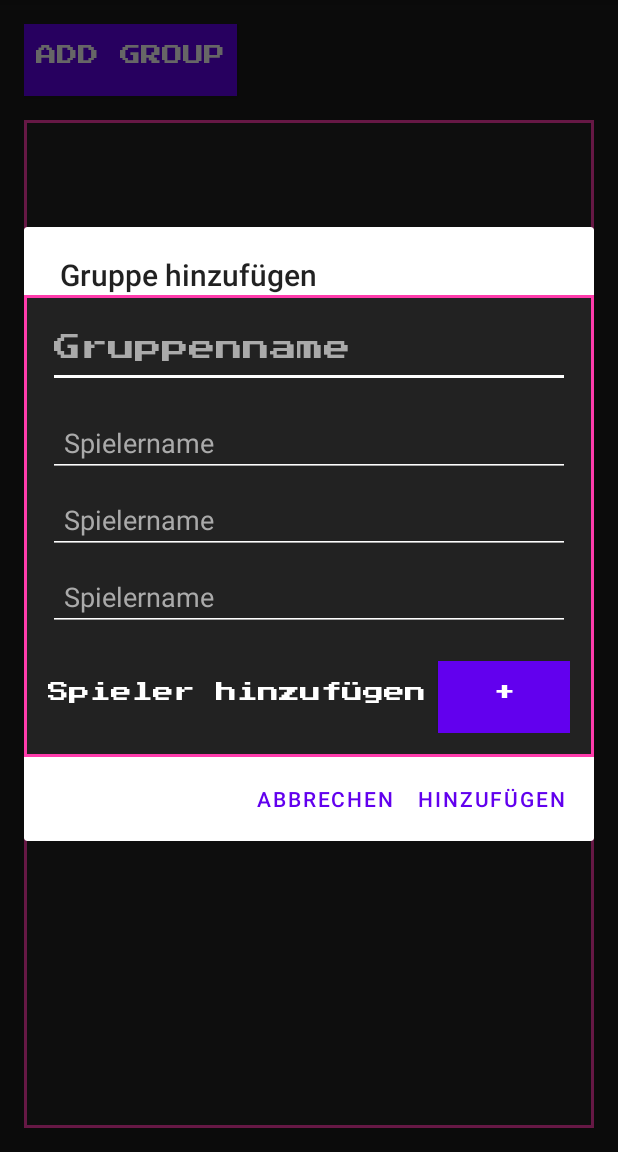
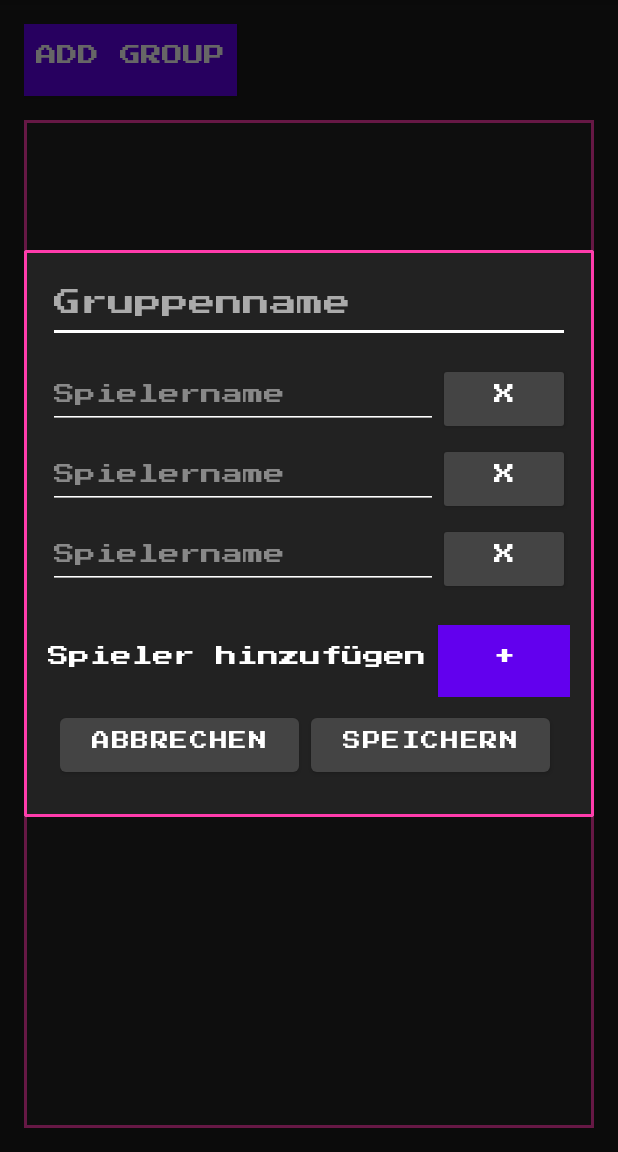
Before and after one commit to icedpotat/Impostata, an Android app: the GroupActivity screen opened directly, with no data from a screen before it, after a tap on "ADD GROUP", on a phone screen of 412 x 824 dp, the part 84-1236 px from its top. Run offline under Robolectric (Android 15) with nearby library versions, the phone set to English and light mode, and no system bars; our stand-ins replace Room's generated code; libraries missing offline, so code that uses them is left out: androidx.room.util.

Commit message:
Updated Group adding

```diff
--- a/app/build.gradle.kts
+++ b/app/build.gradle.kts
@@ -43,6 +43,7 @@ dependencies {
     implementation(libs.firebase.crashlytics.buildtools)
     implementation("com.google.code.gson:gson:2.11.0")
     implementation(libs.androidx.ui.test.android)
+    implementation(libs.androidx.room.runtime.android)
     testImplementation(libs.junit)
     androidTestImplementation(libs.androidx.junit)
     androidTestImplementation(libs.androidx.espresso.core)
--- a/app/src/main/java/ch/spitalstsag/impostata/GroupActivity.kt
+++ b/app/src/main/java/ch/spitalstsag/impostata/GroupActivity.kt
@@ -3,20 +3,30 @@ package ch.spitalstsag.impostata
 
 import android.content.Context
 import android.content.Intent
+import android.content.res.ColorStateList
+import android.graphics.Color
 import android.os.Bundle
+import android.text.InputType
+import android.view.ContextThemeWrapper
+import android.view.Gravity
 import android.widget.Button
 import android.widget.EditText
-import android.widget.ImageButton
 import android.widget.LinearLayout
 import android.widget.TextView
+import android.widget.Toast
 import androidx.appcompat.app.AlertDialog
 import androidx.appcompat.app.AppCompatActivity
+import androidx.core.content.ContextCompat
 import ch.spitalstsag.impostata.model.Group
 import androidx.core.graphics.toColorInt
 import ch.spitalstsag.impostata.model.Player
 import com.google.gson.Gson
 import androidx.core.content.edit
+import androidx.core.content.res.ResourcesCompat
 import androidx.core.view.children
+import androidx.room.util.copy
+import android.util.Log
+
 
 class GroupActivity : AppCompatActivity() {
 
@@ -32,8 +42,10 @@ class GroupActivity : AppCompatActivity() {
         val container = findViewById<LinearLayout>(R.id.groupListContainer)
         displayGroups(container)
 
-        val addButton = findViewById<Button>(R.id.addGroupButton)
-        addButton.setOnClickListener { showAddGroupDialog() }
+        val addGroupButton = findViewById<Button>(R.id.addGroupButton)
+        addGroupButton.setOnClickListener { showAddGroupDialog()
+        Log.d("AddGroupButton","Clicked")
+        }
 
     }
 
@@ -68,20 +80,51 @@ class GroupActivity : AppCompatActivity() {
 
         // Add first 3 input fields by default
         repeat(3) { addPlayerInput(playerContainer) }
+        Log.d("PlayerContainer","Populated")
 
         addPlayerButton.setOnClickListener {
+            if (playerContainer.childCount < 20) {
                 addPlayerInput(playerContainer)
             }
+        }
+        val dialog = AlertDialog.Builder(this)
+            .setView(dialogView)
+            .create()
 
-        AlertDialog.Builder(this)
-            .setTitle("Gruppe hinzufügen")
-            .setView(dialogView)
-            .setPositiveButton("Hinzufügen") { _, _ ->
+        val addButton = dialogView.findViewById<Button>(R.id.btnAdd)
+        val cancelButton = dialogView.findViewById<Button>(R.id.btnCancel)
+
+        val layoutParams = LinearLayout.LayoutParams(0, LinearLayout.LayoutParams.WRAP_CONTENT, 1f).apply {
+            marginEnd = 8
+        }
+
+        addButton.layoutParams = layoutParams
+        cancelButton.layoutParams = LinearLayout.LayoutParams(0, LinearLayout.LayoutParams.WRAP_CONTENT, 1f)
+
+        addButton.setPadding(0, 8, 0, 8)
+        cancelButton.setPadding(0, 8, 0, 8)
+
+        listOf(addButton, cancelButton).forEach { btn ->
+            btn.setTextColor(ContextCompat.getColor(this, R.color.pixel_text))
+            btn.backgroundTintList = ColorStateList.valueOf("#444444".toColorInt())
+            btn.typeface = ResourcesCompat.getFont(this, R.font.pixel_font)
+            btn.textSize = 12f
+            btn.ellipsize = null
+            btn.maxLines = 1
+        }
+
+        // Add group logic
+        addButton.setOnClickListener {
             val groupName = nameInput.text.toString().trim()
-
             val playerNames = playerContainer.children
-                    .filterIsInstance<EditText>()
-                    .map { it.text.toString().trim() }
+                .mapNotNull { row ->
+                    (row as? LinearLayout)?.children
+                        ?.filterIsInstance<EditText>()
+                        ?.firstOrNull()
+                        ?.text
+                        ?.toString()
+                        ?.trim()
+                }
                 .filter { it.isNotEmpty() }
 
             if (groupName.isNotEmpty() && !playerNames.none()) {
@@ -91,31 +134,63 @@ class GroupActivity : AppCompatActivity() {
                     players = playerNames.map { Player(it) }.toMutableList()
                 )
                 groups.add(newGroup)
+                Log.d("New Group",newGroup.toString())
                 saveGroups(this, groups)
                 displayGroups(findViewById(R.id.groupListContainer))
             }
+            dialog.dismiss()
         }
-            .setNegativeButton("Abbrechen", null)
-            .show()
+
+        cancelButton.setOnClickListener {
+            dialog.dismiss()
+        }
+
+        dialog.show()
     }
 
     private fun addPlayerInput(container: LinearLayout) {
-        val input = EditText(this).apply {
-            hint = "Spielername"
-            inputType = android.text.InputType.TYPE_CLASS_TEXT
-            setTextColor(getColor(R.color.pixel_text))
-            setHintTextColor(getColor(android.R.color.darker_gray))
-            backgroundTintList = android.content.res.ColorStateList.valueOf(getColor(R.color.pixel_text))
-            setPadding(16, 16, 16, 16)
+        val row = LinearLayout(this).apply {
+            orientation = LinearLayout.HORIZONTAL
             layoutParams = LinearLayout.LayoutParams(
                 LinearLayout.LayoutParams.MATCH_PARENT,
                 LinearLayout.LayoutParams.WRAP_CONTENT
-            ).apply {
-                topMargin = 8
+            ).apply { topMargin = 8 }
+        }
+
+        val input = EditText(this).apply {
+            hint = "Spielername"
+            inputType = InputType.TYPE_CLASS_TEXT
+            setTextColor(ContextCompat.getColor(context, R.color.pixel_text))
+            setHintTextColor(Color.GRAY)
+            backgroundTintList = ColorStateList.valueOf(ContextCompat.getColor(context, R.color.pixel_text))
+            typeface = ResourcesCompat.getFont(context, R.font.pixel_font)
+            textSize = 14f
+            layoutParams = LinearLayout.LayoutParams(LinearLayout.LayoutParams.MATCH_PARENT, LinearLayout.LayoutParams.WRAP_CONTENT, 1f)
+
+        }
+
+        val deleteBtn = Button(this, null, 0, R.style.PixelXButton)
+
+        deleteBtn.text = "x"
+        deleteBtn.setTextColor(ContextCompat.getColor(this, R.color.pixel_text))
+        deleteBtn.backgroundTintList = ColorStateList.valueOf("#444444".toColorInt())
+        deleteBtn.typeface = ResourcesCompat.getFont(this, R.font.pixel_font)
+        deleteBtn.textSize = 14f
+        deleteBtn.setOnClickListener {
+                if (container.childCount > 3) {
+                    container.removeView(row)
+                } else {
+                    Toast.makeText(this, "Mindestens 3 Spieler benötigt", Toast.LENGTH_SHORT).show()
                 }
             }
-        container.addView(input)
+
+
+        row.addView(input)
+        row.addView(deleteBtn)
+        container.addView(row)
+
     }
+
 
     private fun getRandomColorHex(): String {
         val colors = listOf("#F44336", "#2196F3", "#4CAF50", "#FF9800", "#9C27B0", "#00BCD4", "#FF5722")
@@ -148,7 +223,7 @@ class GroupActivity : AppCompatActivity() {
         groupNameInput.setText(group.name)
         playersInput.setText(group.players.joinToString(", ") { it.name })
 
-        val dialog = androidx.appcompat.app.AlertDialog.Builder(this)
+        val dialog = AlertDialog.Builder(this)
             .setTitle("Edit Group")
             .setView(dialogView)
             .setPositiveButton("Save") { _, _ ->
--- a/app/src/main/res/layout/dialog_add_group.xml
+++ b/app/src/main/res/layout/dialog_add_group.xml
@@ -6,11 +6,15 @@
     android:background="@drawable/pixel_panel"
     android:padding="16dp">
 
+
+
     <EditText
         android:id="@+id/editGroupName"
         android:layout_width="match_parent"
         android:layout_height="wrap_content"
+        android:autofillHints=""
         android:hint="Gruppenname"
+        android:inputType="text"
         android:textColor="@color/pixel_text"
         android:textColorHint="#AAAAAA"
         android:backgroundTint="@color/pixel_text"
@@ -48,5 +52,6 @@
             android:text="+"
             style="@style/PixelButton" />
     </LinearLayout>
+    <include layout="@layout/dialog_buttons_horizontal" />
 
 </LinearLayout>
--- /dev/null
+++ b/app/src/main/res/layout/dialog_buttons_horizontal.xml
@@ -0,0 +1,26 @@
+<LinearLayout xmlns:android="http://schemas.android.com/apk/res/android"
+    android:id="@+id/dialogButtonLayout"
+    android:layout_width="match_parent"
+    android:layout_height="wrap_content"
+    android:orientation="horizontal"
+    android:padding="8dp"
+    android:gravity="end">
+
+    <Button
+        android:id="@+id/btnCancel"
+        android:layout_width="0dp"
+        android:layout_height="wrap_content"
+        android:layout_weight="1"
+        android:text="Abbrechen" />
+
+    <Space
+        android:layout_width="8dp"
+        android:layout_height="wrap_content" />
+
+    <Button
+        android:id="@+id/btnAdd"
+        android:layout_width="0dp"
+        android:layout_height="wrap_content"
+        android:layout_weight="1"
+        android:text="Speichern" />
+</LinearLayout>
--- a/app/src/main/res/values/styles.xml
+++ b/app/src/main/res/values/styles.xml
@@ -6,4 +6,27 @@
         <item name="android:textSize">14sp</item>
         <item name="android:padding">8dp</item>
     </style>
+
+    <style name="PixelXButton" parent="Widget.AppCompat.Button">
+        <item name="android:layout_width">40dp</item>
+        <item name="android:layout_height">40dp</item>
+        <item name="android:text">×</item>
+        <item name="android:textColor">#AAAAAA</item>
+        <item name="android:fontFamily">@font/pixel_font</item>
+        <item name="android:backgroundTint">#444444</item>
+        <item name="android:textSize">14sp</item>
+    </style>
+
+    <style name="PixelDialogTheme" parent="Theme.AppCompat.Dialog">
+        <item name="android:background">@drawable/pixel_panel</item>
+        <item name="android:textColor">@color/pixel_text</item>
+        <item name="buttonBarStyle">@style/PixelDialogButtonBar</item>
+    </style>
+
+    <style name="PixelDialogButtonBar" parent="Widget.AppCompat.ButtonBar.AlertDialog">
+        <item name="android:orientation">horizontal</item>
+        <item name="android:gravity">end</item>
+    </style>
+
+
 </resources>
--- a/gradle/libs.versions.toml
+++ b/gradle/libs.versions.toml
@@ -9,6 +9,7 @@ appcompat = "1.7.0"
 material = "1.12.0"
 firebaseCrashlyticsBuildtools = "3.0.3"
 uiTestAndroid = "1.8.2"
+roomRuntimeAndroid = "2.7.1"
 
 [libraries]
 androidx-core-ktx = { group = "androidx.core", name = "core-ktx", version.ref = "coreKtx" }
@@ -19,6 +20,7 @@ androidx-appcompat = { group = "androidx.appcompat", name = "appcompat", version
 material = { group = "com.google.android.material", name = "material", version.ref = "material" }
 firebase-crashlytics-buildtools = { group = "com.google.firebase", name = "firebase-crashlytics-buildtools", version.ref = "firebaseCrashlyticsBuildtools" }
 androidx-ui-test-android = { group = "androidx.compose.ui", name = "ui-test-android", version.ref = "uiTestAndroid" }
+androidx-room-runtime-android = { group = "androidx.room", name = "room-runtime-android", version.ref = "roomRuntimeAndroid" }
 
 [plugins]
 android-application = { id = "com.android.application", version.ref = "agp" }
```
Also changed, not shown: app/src/main/res/layout/test_file.xml (deleted, +0 -52 lines). Lines whose indentation alone changed are shown as unchanged.
